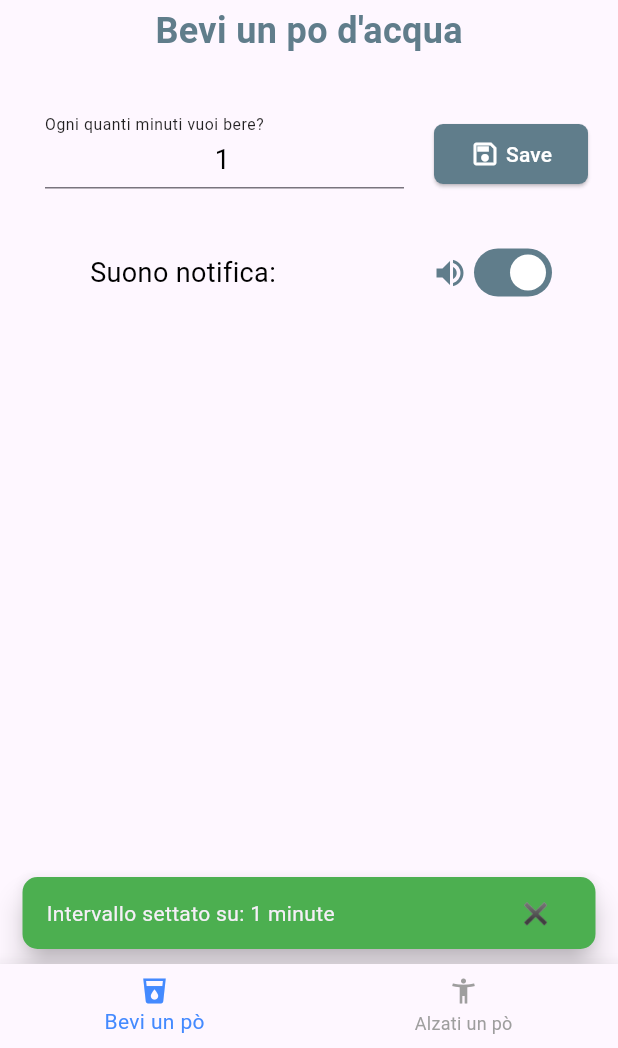
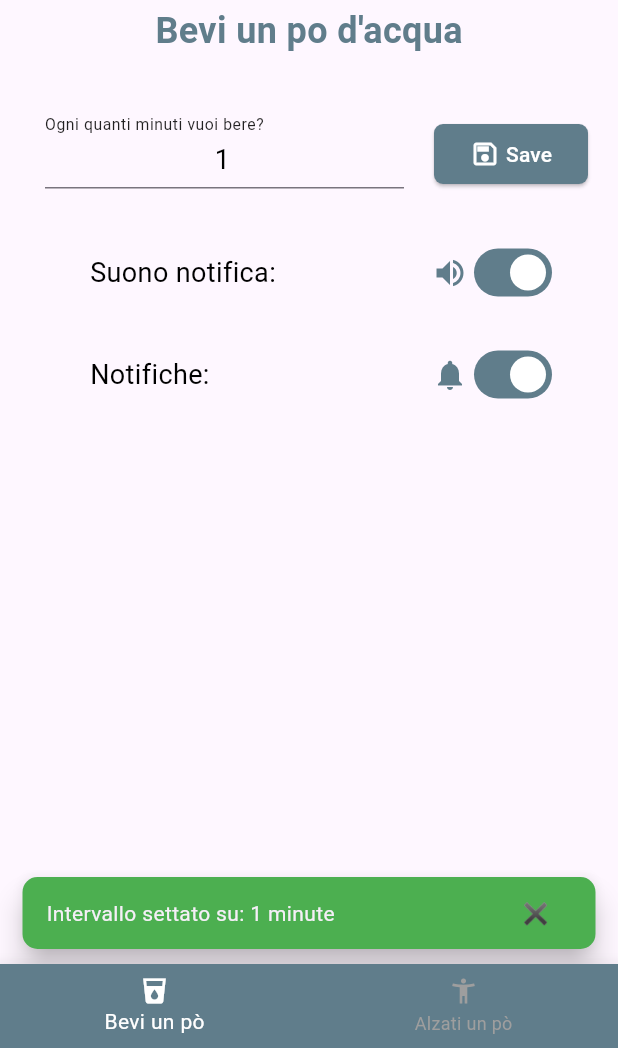
Before and after one commit to morenoboasso/MemoHydrate, a Flutter app: the screen it shows after launch, after a tap on "Save", on a phone screen of 412 x 824 dp, the part 188-1236 px from its top. Run offline on Flutter 3.47's test engine with Material 3 defaults, Android fonts, the light colour scheme and no system bars; our stand-ins replace flutter_local_notifications, permission_handler, shared_preferences; missing offline and left inert: parallax_rain.

Commit message:
Added notification option
-this option allows the user to choose if he wants the notifications or not (the loop)

-changed the vibration to make it unique to recognize

-changed the bottombar to add some colors

```diff
--- a/lib/notifiche/bere_notifiche.dart
+++ b/lib/notifiche/bere_notifiche.dart
@@ -70,7 +70,7 @@ class NotificationService {
               ? null
               : const RawResourceAndroidNotificationSound('silent'),
           enableVibration: true,
-          vibrationPattern: Int64List.fromList([500, 500, 500]),
+          vibrationPattern: Int64List.fromList([1500, 250, 500]),
         ),
       ),
     );
--- a/lib/styles/bottomnav.dart
+++ b/lib/styles/bottomnav.dart
@@ -16,9 +16,10 @@ class CustomBottomNavBar extends StatelessWidget {
     return Stack(
       children: [
         BottomNavigationBar(
+          backgroundColor: Colors.blueGrey,
           iconSize: 20,
           elevation: 10,
-          selectedItemColor: Colors.blueAccent,
+          selectedItemColor: Colors.white,
           unselectedItemColor: Colors.grey,
           currentIndex: selectedIndex,
           onTap: onTabTapped,
--- a/lib/tabs/bevi_tab.dart
+++ b/lib/tabs/bevi_tab.dart
@@ -14,8 +14,9 @@ class BeviTab extends StatefulWidget {
 class _BeviTabState extends State<BeviTab> {
   late TextEditingController intervalController;
   final NotificationService notificationService;
-  int intervalloNotificheBere = 2;
+  int intervalloNotificheBere = 20;
   bool notificationSound = true;
+  bool serviceActive = true;
 
   _BeviTabState() : notificationService = NotificationService();
 
@@ -37,7 +38,7 @@ class _BeviTabState extends State<BeviTab> {
     int savedInterval = prefs.getInt('notificationInterval') ?? 1;
     setState(() {
       intervalloNotificheBere = savedInterval;
-      intervalController.text = savedInterval.toString(); // Add this line
+      intervalController.text = savedInterval.toString();
       debugPrint('Loaded from shared prefs: $intervalloNotificheBere minute/s');
     });
   }
@@ -49,11 +50,15 @@ class _BeviTabState extends State<BeviTab> {
   }
 
   void _startNotificationLoop() {
-    // Start the notification loop with the specified interval
+    if (serviceActive) {
       notificationService.startNotificationLoop(
           intervalloNotificheBere, notificationSound);
       debugPrint(
           '[MORENO BEVI_TAB]Notification interval for drinking: $intervalloNotificheBere minute/s');
+    } else {
+      notificationService.stopNotificationLoop();
+      debugPrint('[MORENO BEVI_TAB]Notification loop stopped');
+    }
   }
 
   @override
@@ -104,8 +109,12 @@ class _BeviTabState extends State<BeviTab> {
 
               // Save the new interval
               await _saveInterval(intervalloNotificheBere);
-              debugPrint(
-                  '[MORENO BEVI_TAB]Interval saved: $intervalloNotificheBere minute/s');
+              debugPrint('[MORENO BEVI_TAB]Interval saved and started: $intervalloNotificheBere minute/s');
+
+              // Imposta lo switch su true (attivo)
+              setState(() {
+                serviceActive = true;
+              });
 
               // Chiudi la tastiera
               FocusManager.instance.primaryFocus?.unfocus();
@@ -115,7 +124,9 @@ class _BeviTabState extends State<BeviTab> {
           ),
           Padding(
             padding: const EdgeInsets.only(top: 30, left: 60, right: 40),
-            child: Row(
+            child: Column(
+              children: [
+                Row(
                   mainAxisAlignment: MainAxisAlignment.spaceBetween,
                   children: [
                     const Text(
@@ -169,6 +180,50 @@ class _BeviTabState extends State<BeviTab> {
                     ),
                   ],
                 ),
+                const SizedBox(height: 20),
+                Row(
+                  mainAxisAlignment: MainAxisAlignment.spaceBetween,
+                  children: [
+                    const Text(
+                      'Notifiche:',
+                      style: TextStyle(
+                        fontSize: 18,
+                        color: Colors.black,
+                      ),
+                    ),
+                    Row(
+                      children: [
+                        Icon(
+                          serviceActive ? Icons.notifications : Icons.notifications_off,
+                          color: serviceActive ? Colors.blueGrey : Colors.grey,
+                        ),
+                        Switch(
+                          activeTrackColor: Colors.blueGrey,
+                          value: serviceActive,
+                          inactiveTrackColor: Colors.grey,
+                          inactiveThumbColor: Colors.white,
+                          thumbColor: MaterialStateProperty.resolveWith<Color>(
+                                (Set<MaterialState> states) {
+                              if (states.contains(MaterialState.dragged)) {
+                                return Colors.blueGrey;
+                              }
+                              return serviceActive ? Colors.white : Colors.white;
+                            },
+                          ),
+                          onChanged: (value) {
+                            setState(() {
+                              serviceActive = value;
+                            });
+                            notificationService.stopNotificationLoop();
+                            _startNotificationLoop();
+                          },
+                        ),
+                      ],
+                    ),
+                  ],
+                ),
+              ],
+            ),
           ),
         ],
       ),
```
Lines whose indentation alone changed are shown as unchanged.
